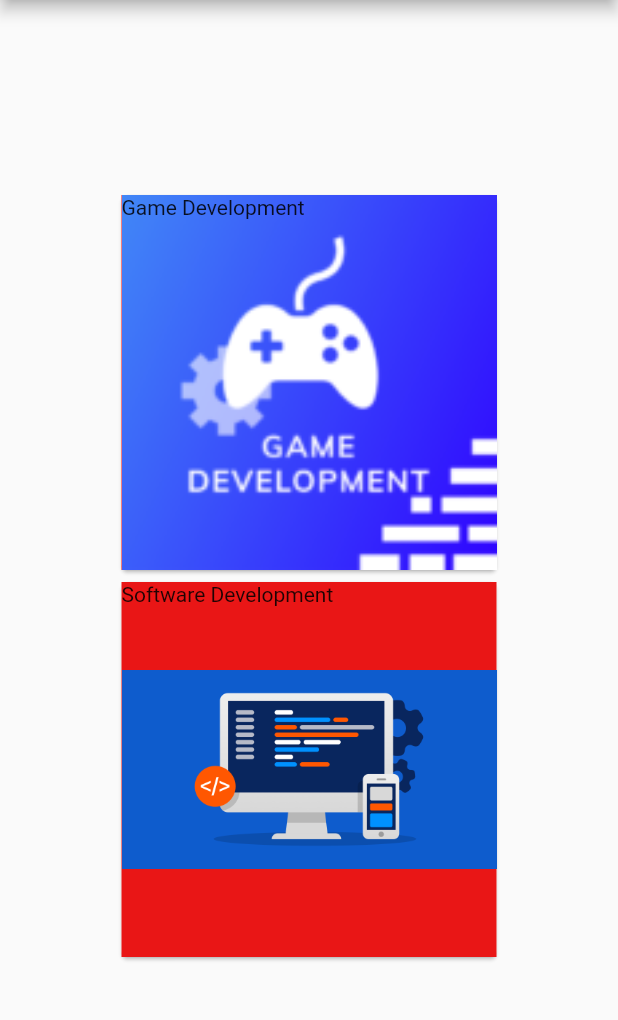
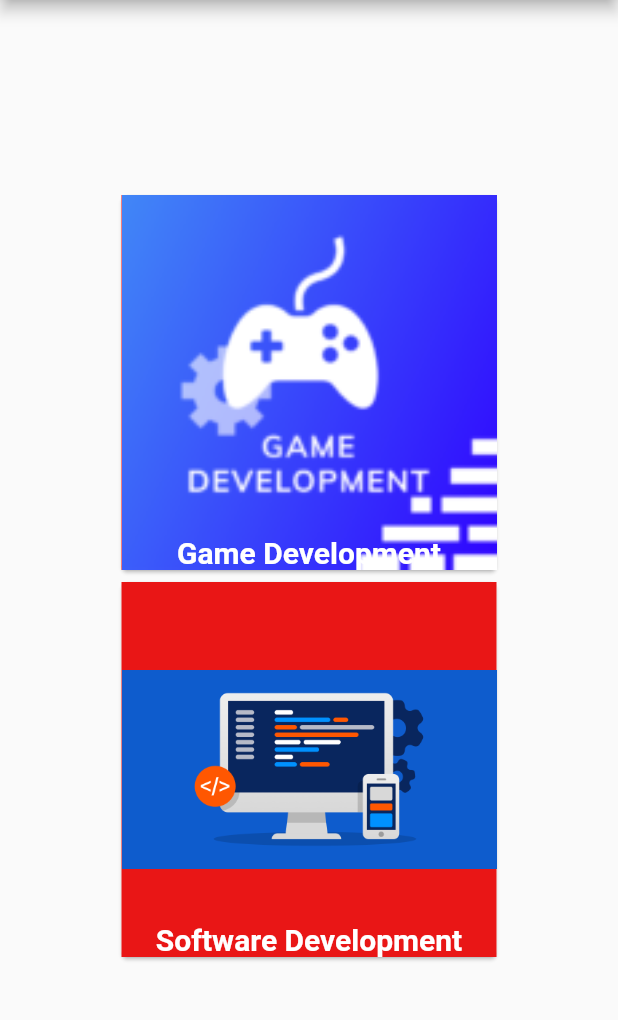
Before and after one commit to Euer24/OpenDagApp, a Flutter app: the screen it shows after launch, on a phone screen of 412 x 824 dp, the part 84-1104 px from its top. Run offline on Flutter 3.47's test engine with Material 2 defaults, Android fonts, the phone set to English and light mode, and no system bars.

Commit message:
Added stacked widgets to the cards

```diff
--- a/opendag/lib/main.dart
+++ b/opendag/lib/main.dart
@@ -35,14 +35,29 @@ class MyStatelessWidget extends StatelessWidget {
         child: Container(
           width: 250,
           height: 250,
-          child: Text('Game Development'),
           decoration: const BoxDecoration(
             color: Color.fromARGB(255, 247, 15, 15),
             image: DecorationImage(
               image: AssetImage("assets/img/gamedev.png"),
               fit: BoxFit.contain,
-              // alignment: Alignment.topCenter,
             ),
+          ),
+          child: Stack(
+            children: [
+              Positioned.fill(
+                child: Align(
+                  alignment: Alignment.bottomCenter,
+                  child: Text(
+                    'Game Development',
+                    style: TextStyle(
+                      color: Colors.white,
+                      fontSize: 20,
+                      fontWeight: FontWeight.bold,
+                    ),
+                  ),
+                ),
+              ),
+            ],
           ),
         ),
       ),
@@ -60,14 +75,29 @@ class MyStatelessWidget2 extends StatelessWidget {
         child: Container(
           width: 250,
           height: 250,
-          child: Text('Software Development'),
           decoration: const BoxDecoration(
             color: Color.fromARGB(255, 233, 22, 22),
             image: DecorationImage(
               image: AssetImage("assets/img/Webdev.png"),
               fit: BoxFit.contain,
-              // alignment: Alignment.topCenter,
             ),
+          ),
+          child: Stack(
+            children: [
+              Positioned.fill(
+                child: Align(
+                  alignment: Alignment.bottomCenter,
+                  child: Text(
+                    'Software Development',
+                    style: TextStyle(
+                      color: Colors.white,
+                      fontSize: 20,
+                      fontWeight: FontWeight.bold,
+                    ),
+                  ),
+                ),
+              ),
+            ],
           ),
         ),
       ),
```
